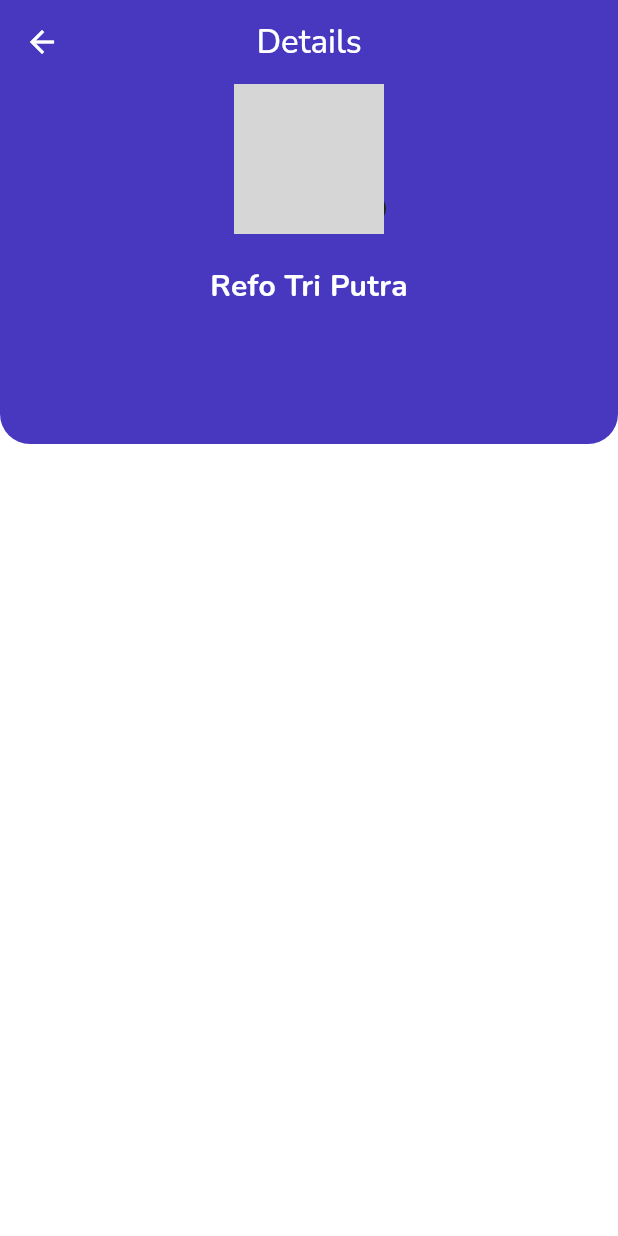
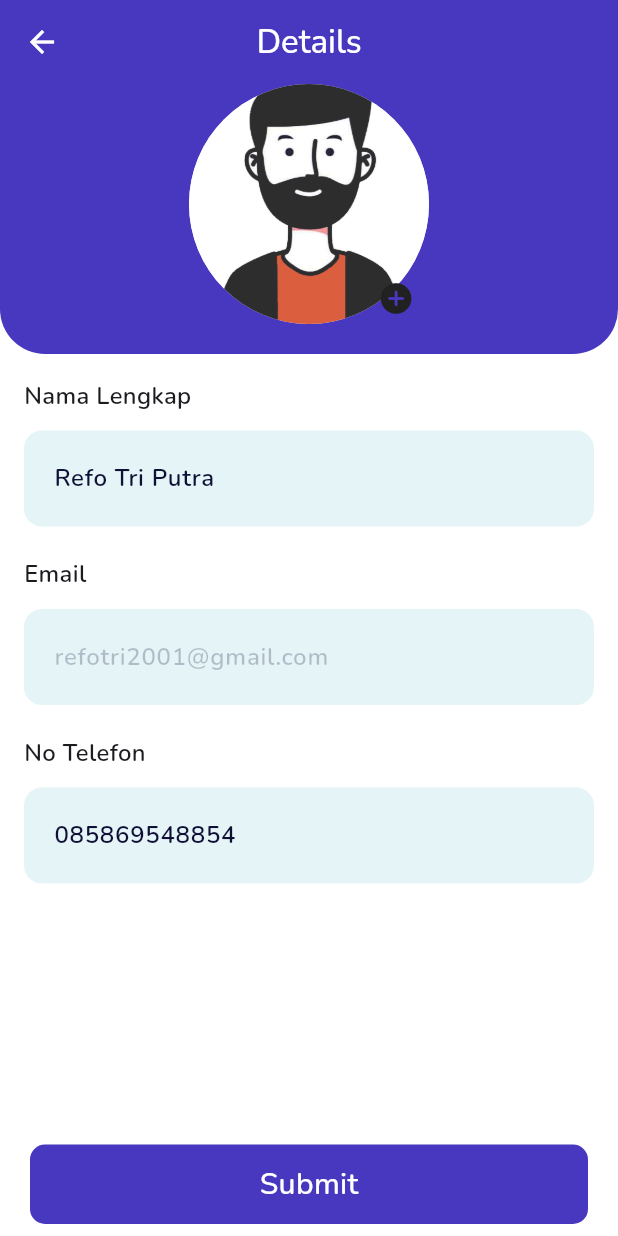
Before and after one commit to refotp/pupertaapp, a Flutter app: the ProfilePage screen opened directly, after a tap on "Edit Profile", on a phone screen of 412 x 824 dp. Run offline on Flutter 3.47's test engine with Material 3 defaults, Android fonts, the phone set to English and light mode, and no system bars; our stand-ins replace flutter_screenutil, flutter_spinkit, flutter_zoom_drawer, get, image_picker, ionicons and 2 more; grey boxes are pictures that could not be loaded.

Commit message:
finished edit profile page ui, added icons to header page

```diff
--- a/lib/screens/editprofile/editprofile.dart
+++ b/lib/screens/editprofile/editprofile.dart
@@ -1,13 +1,50 @@
 import 'package:flutter/cupertino.dart';
 import 'package:flutter/material.dart';
 import 'package:ktaapp/constants/colorconst.dart';
+import 'package:ktaapp/helper/validator.dart';
+import 'package:ktaapp/widgets/common/inputdecoration.dart';
+import 'package:ktaapp/widgets/signup/titlefield.dart';
 
 class EditProfilePage extends StatelessWidget {
   const EditProfilePage({super.key});
 
   @override
   Widget build(BuildContext context) {
-    return Scaffold(
+    return Theme(
+      data: Theme.of(context).copyWith(
+        dividerTheme: const DividerThemeData(
+          color: Colors.transparent,
+        ),
+      ),
+      child: Scaffold(
+        persistentFooterButtons: [
+          InkWell(
+            onTap: () {},
+            overlayColor: const MaterialStatePropertyAll(Colors.transparent),
+            child: Padding(
+              padding: const EdgeInsets.symmetric(horizontal: 12),
+              child: Container(
+                width: double.infinity,
+                decoration: BoxDecoration(
+                  borderRadius: BorderRadius.circular(10),
+                  color: ColorConst.primer,
+                ),
+                child: const Padding(
+                  padding: EdgeInsets.all(12),
+                  child: Center(
+                    child: Text(
+                      'Submit',
+                      style: TextStyle(
+                          color: Colors.white,
+                          fontSize: 20,
+                          fontWeight: FontWeight.w500),
+                    ),
+                  ),
+                ),
+              ),
+            ),
+          ),
+        ],
         backgroundColor: Colors.white,
         appBar: AppBar(
           title: const Text(
@@ -20,16 +57,18 @@ class EditProfilePage extends StatelessWidget {
         ),
         body: SingleChildScrollView(
           child: Column(
+            crossAxisAlignment: CrossAxisAlignment.start,
             children: [
               Container(
-              height: 240,
                 width: double.infinity,
                 decoration: const BoxDecoration(
                   color: ColorConst.primer,
                   borderRadius: BorderRadius.vertical(
-                  bottom: Radius.circular(20),
+                    bottom: Radius.circular(30),
                   ),
                 ),
+                child: Padding(
+                  padding: const EdgeInsets.only(bottom: 20),
                   child: Column(
                     children: [
                       InkWell(
@@ -38,36 +77,85 @@ class EditProfilePage extends StatelessWidget {
                           clipBehavior: Clip.none,
                           children: [
                             const CircleAvatar(
-                          radius: 50,
+                              radius: 80,
                               backgroundImage:
-                              AssetImage('assets/home/profil_1.png'),
+                                  AssetImage('assets/profile/profil_1.png'),
                             ),
                             Positioned(
                               bottom: 5,
-                          right: -3,
+                              right: 10,
                               child: Icon(
                                 CupertinoIcons.add_circled_solid,
                                 color: Colors.grey[900],
                                 size: 24,
                               ),
-                        )
+                            ),
                           ],
                         ),
                       ),
-                  SizedBox(
+                    ],
+                  ),
+                ),
+              ),
+              Form(
+                child: Padding(
+                  padding: const EdgeInsets.all(16),
+                  child: Column(
+                    crossAxisAlignment: CrossAxisAlignment.start,
+                    children: [
+                      const TitleField(title: 'Nama Lengkap'),
+                      TextFormField(
+                        initialValue: 'Refo Tri Putra',
+                        validator: (value) =>
+                            Validator.validateEmptyText('Nama Lengkap', value),
+                        keyboardType: TextInputType.name,
+                        cursorColor: ColorConst.tersier,
+                        cursorOpacityAnimates: true,
+                        style: const TextStyle(
+                            color: ColorConst.tersier,
+                            fontWeight: FontWeight.w600),
+                        decoration: textFieldDecoration('Nama Lengkap anda'),
+                      ),
+                      const SizedBox(
                         height: 20,
                       ),
-                  const Text(
-                    'Refo Tri Putra',
+                      const TitleField(title: 'Email'),
+                      TextFormField(
+                        initialValue: 'refotri2001@gmail.com',
+                        enabled: false,
+                        keyboardType: TextInputType.number,
+                        cursorColor: ColorConst.tersier,
+                        cursorOpacityAnimates: true,
                         style: TextStyle(
-                        color: Colors.white,
-                        fontWeight: FontWeight.w700,
-                        fontSize: 20),
-                  )
+                            color: ColorConst.tersier.withOpacity(0.25),
+                            fontWeight: FontWeight.w600),
+                        decoration: textFieldDecoration(''),
+                      ),
+                      const SizedBox(
+                        height: 20,
+                      ),
+                      const TitleField(title: 'No Telefon'),
+                      TextFormField(
+                        initialValue: '085869548854',
+                        validator: (value) =>
+                            Validator.validateEmptyText('Nama Lengkap', value),
+                        keyboardType: TextInputType.name,
+                        cursorColor: ColorConst.tersier,
+                        cursorOpacityAnimates: true,
+                        style: const TextStyle(
+                            color: ColorConst.tersier,
+                            fontWeight: FontWeight.w600),
+                        decoration: textFieldDecoration(''),
+                      ),
+                      const SizedBox(
+                        height: 20,
+                      ),
                     ],
                   ),
-            )
+                ),
+              ),
             ],
+          ),
         ),
       ),
     );
--- a/lib/screens/profile/profile.dart
+++ b/lib/screens/profile/profile.dart
@@ -44,7 +44,7 @@ class ProfilePage extends StatelessWidget {
                               const CircleAvatar(
                                 radius: 40,
                                 backgroundImage:
-                                    AssetImage('assets/home/profil_1.png'),
+                                    AssetImage('assets/profile/profil_1.png'),
                               ),
                               const SizedBox(
                                 width: 16,
@@ -156,7 +156,7 @@ class ProfilePage extends StatelessWidget {
                   ),
                 ),
                 Padding(
-                  padding: EdgeInsets.all(16.0),
+                  padding: const EdgeInsets.all(16.0),
                   child: Divider(
                     color: ColorConst.tersier.withOpacity(0.2),
                     height: 1,
@@ -205,12 +205,15 @@ class ProfilePage extends StatelessWidget {
                         borderRadius: BorderRadius.circular(10),
                       ),
                       child: const ListTile(
-                        leading: Icon(CupertinoIcons.person_crop_rectangle),
-                        iconColor: Colors.white,
+                        leading: Icon(
+                          CupertinoIcons.person_crop_square_fill,
+                          color: ColorConst.sekunder,
+                        ),
                         textColor: Colors.white,
                         title: Text('Kartu Tanda Anggota'),
                         trailing: Icon(
                           Icons.arrow_forward_ios,
+                          color: Colors.white,
                           size: 16,
                         ),
                       ),
--- a/lib/screens/signup/signuppage.dart
+++ b/lib/screens/signup/signuppage.dart
@@ -43,7 +43,10 @@ class SignUpPage extends StatelessWidget {
                             Validator.validateEmptyText('Email', value),
                         keyboardType: TextInputType.name,
                         controller: controller.emailTextEditingController,
-                        cursorColor: Colors.amber[600],
+                        cursorColor: ColorConst.tersier,
+                        style: const TextStyle(
+                            color: ColorConst.tersier,
+                            fontWeight: FontWeight.w400),
                         decoration: textFieldDecoration('praktikno@gmail.com'),
                       ),
                       const SizedBox(
@@ -55,7 +58,7 @@ class SignUpPage extends StatelessWidget {
                             Validator.validateEmptyText('Nomor HP', value),
                         keyboardType: TextInputType.phone,
                         controller: controller.phoneTextEditingController,
-                        cursorColor: Colors.amber[600],
+                        cursorColor: ColorConst.tersier,
                         decoration: textFieldDecoration('08XXXXXXXXXX'),
                       ),
                       const SizedBox(
--- a/lib/widgets/common/inputdecoration.dart
+++ b/lib/widgets/common/inputdecoration.dart
@@ -29,6 +29,9 @@ InputDecoration textFieldDecoration(String label) {
         borderRadius: BorderRadius.circular(12),
         borderSide: const BorderSide(color: Colors.red),
       ),
+      disabledBorder: OutlineInputBorder(
+          borderRadius: BorderRadius.circular(12),
+          borderSide: const BorderSide(style: BorderStyle.none)),
       contentPadding: const EdgeInsets.only(
         top: 20,
         left: 16,
--- a/lib/widgets/login/emailtextfield.dart
+++ b/lib/widgets/login/emailtextfield.dart
@@ -26,6 +26,8 @@ class EmailTextField extends StatelessWidget {
         validator: (value) => Validator.validateEmptyText('Email', value),
         controller: controller.emailController,
         cursorColor: ColorConst.tersier,
+        style: const TextStyle(
+            color: ColorConst.tersier, fontWeight: FontWeight.w600),
         decoration: InputDecoration(
           filled: true,
           fillColor: ColorConst.sekunder.withOpacity(0.25),
--- a/lib/widgets/login/passwordtextfield.dart
+++ b/lib/widgets/login/passwordtextfield.dart
@@ -31,7 +31,9 @@ class PasswordTextField extends StatelessWidget {
             controller: controller.passwordController,
             validator: (value) =>
                 Validator.validateEmptyText('Password', value),
-            cursorColor: Colors.amber[600],
+            cursorColor: ColorConst.tersier,
+            style: const TextStyle(
+                color: ColorConst.tersier, fontWeight: FontWeight.w600),
             obscureText: controller.isHidden.value,
             decoration: InputDecoration(
               filled: true,
```
Lines whose indentation alone changed are shown as unchanged.
